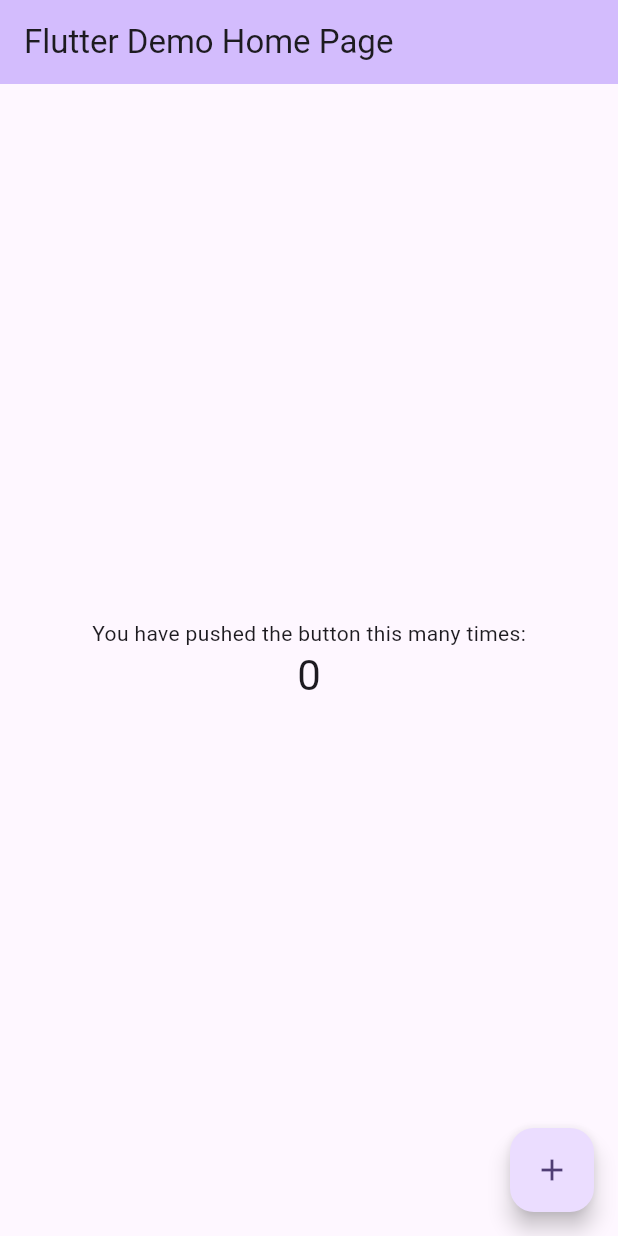
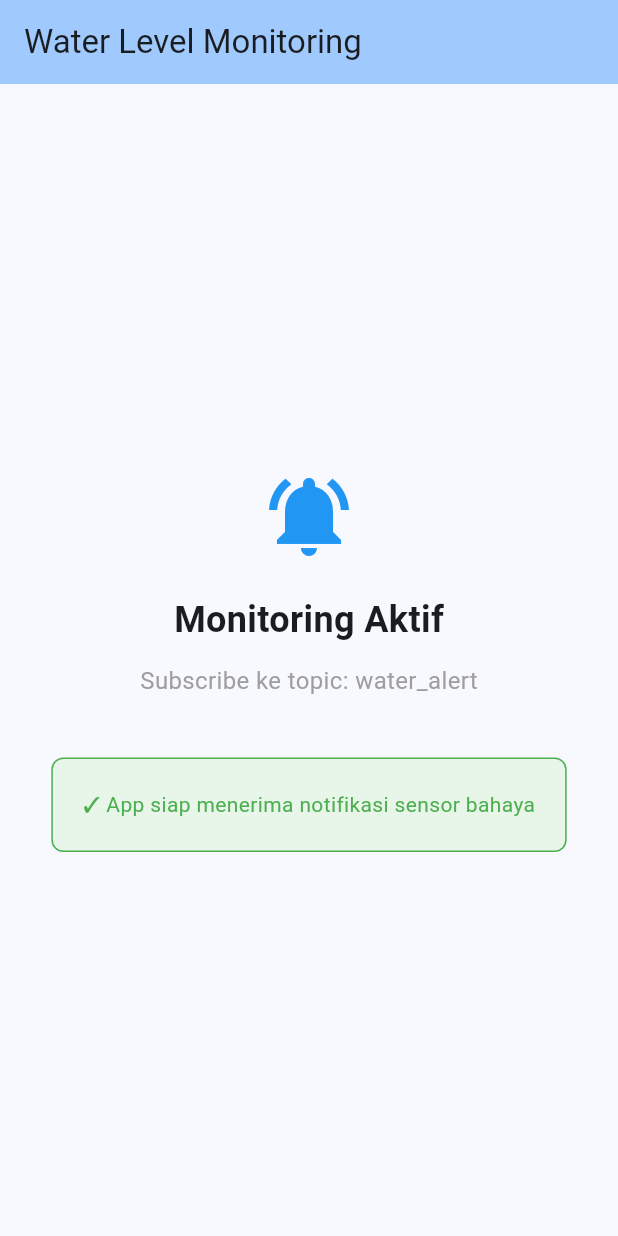
Before and after one commit to Baguspanji/water-level-iot, a Flutter app: the screen it shows after launch, on a phone screen of 412 x 824 dp. Run offline on Flutter 3.47's test engine with Material 3 defaults, Android fonts, the phone set to English and light mode, and no system bars; our stand-ins replace firebase_core, firebase_messaging, flutter_local_notifications; accounts and stored records are empty.

Commit message:
feat: initialize Firebase and notification service in main

```diff
--- a/alert_water_level/lib/main.dart
+++ b/alert_water_level/lib/main.dart
@@ -1,51 +1,40 @@
 import 'package:flutter/material.dart';
+import 'package:firebase_core/firebase_core.dart';
+import 'firebase_options.dart';
+import 'services/notification_service.dart';
 
-void main() {
+void main() async {
+  WidgetsFlutterBinding.ensureInitialized();
+
+  // Initialize Firebase
+  await Firebase.initializeApp(
+    options: DefaultFirebaseOptions.currentPlatform,
+  );
+
+  // Initialize notifications
+  await NotificationService.init();
+
   runApp(const MyApp());
 }
 
 class MyApp extends StatelessWidget {
   const MyApp({super.key});
 
-  // This widget is the root of your application.
   @override
   Widget build(BuildContext context) {
     return MaterialApp(
-      title: 'Flutter Demo',
+      title: 'Water Level Alert',
       theme: ThemeData(
-        // This is the theme of your application.
-        //
-        // TRY THIS: Try running your application with "flutter run". You'll see
-        // the application has a purple toolbar. Then, without quitting the app,
-        // try changing the seedColor in the colorScheme below to Colors.green
-        // and then invoke "hot reload" (save your changes or press the "hot
-        // reload" button in a Flutter-supported IDE, or press "r" if you used
-        // the command line to start the app).
-        //
-        // Notice that the counter didn't reset back to zero; the application
-        // state is not lost during the reload. To reset the state, use hot
-        // restart instead.
-        //
-        // This works for code too, not just values: Most code changes can be
-        // tested with just a hot reload.
-        colorScheme: ColorScheme.fromSeed(seedColor: Colors.deepPurple),
+        colorScheme: ColorScheme.fromSeed(seedColor: Colors.blue),
+        useMaterial3: true,
       ),
-      home: const MyHomePage(title: 'Flutter Demo Home Page'),
+      home: const MyHomePage(title: 'Water Level Monitoring'),
     );
   }
 }
 
 class MyHomePage extends StatefulWidget {
   const MyHomePage({super.key, required this.title});
-
-  // This widget is the home page of your application. It is stateful, meaning
-  // that it has a State object (defined below) that contains fields that affect
-  // how it looks.
-
-  // This class is the configuration for the state. It holds the values (in this
-  // case the title) provided by the parent (in this case the App widget) and
-  // used by the build method of the State. Fields in a Widget subclass are
-  // always marked "final".
 
   final String title;
 
@@ -54,69 +43,48 @@ class MyHomePage extends StatefulWidget {
 }
 
 class _MyHomePageState extends State<MyHomePage> {
-  int _counter = 0;
-
-  void _incrementCounter() {
-    setState(() {
-      // This call to setState tells the Flutter framework that something has
-      // changed in this State, which causes it to rerun the build method below
-      // so that the display can reflect the updated values. If we changed
-      // _counter without calling setState(), then the build method would not be
-      // called again, and so nothing would appear to happen.
-      _counter++;
-    });
-  }
-
   @override
   Widget build(BuildContext context) {
-    // This method is rerun every time setState is called, for instance as done
-    // by the _incrementCounter method above.
-    //
-    // The Flutter framework has been optimized to make rerunning build methods
-    // fast, so that you can just rebuild anything that needs updating rather
-    // than having to individually change instances of widgets.
     return Scaffold(
       appBar: AppBar(
-        // TRY THIS: Try changing the color here to a specific color (to
-        // Colors.amber, perhaps?) and trigger a hot reload to see the AppBar
-        // change color while the other colors stay the same.
         backgroundColor: Theme.of(context).colorScheme.inversePrimary,
-        // Here we take the value from the MyHomePage object that was created by
-        // the App.build method, and use it to set our appbar title.
         title: Text(widget.title),
       ),
       body: Center(
-        // Center is a layout widget. It takes a single child and positions it
-        // in the middle of the parent.
         child: Column(
-          // Column is also a layout widget. It takes a list of children and
-          // arranges them vertically. By default, it sizes itself to fit its
-          // children horizontally, and tries to be as tall as its parent.
-          //
-          // Column has various properties to control how it sizes itself and
-          // how it positions its children. Here we use mainAxisAlignment to
-          // center the children vertically; the main axis here is the vertical
-          // axis because Columns are vertical (the cross axis would be
-          // horizontal).
-          //
-          // TRY THIS: Invoke "debug painting" (choose the "Toggle Debug Paint"
-          // action in the IDE, or press "p" in the console), to see the
-          // wireframe for each widget.
           mainAxisAlignment: MainAxisAlignment.center,
           children: <Widget>[
-            const Text('You have pushed the button this many times:'),
-            Text(
-              '$_counter',
-              style: Theme.of(context).textTheme.headlineMedium,
+            const Icon(
+              Icons.notifications_active,
+              size: 64,
+              color: Colors.blue,
+            ),
+            const SizedBox(height: 20),
+            const Text(
+              'Monitoring Aktif',
+              style: TextStyle(fontSize: 24, fontWeight: FontWeight.bold),
+            ),
+            const SizedBox(height: 12),
+            const Text(
+              'Subscribe ke topic: water_alert',
+              style: TextStyle(fontSize: 16, color: Colors.grey),
+            ),
+            const SizedBox(height: 40),
+            Container(
+              padding: const EdgeInsets.all(20),
+              decoration: BoxDecoration(
+                color: Colors.green.shade50,
+                border: Border.all(color: Colors.green),
+                borderRadius: BorderRadius.circular(8),
+              ),
+              child: const Text(
+                '✓ App siap menerima notifikasi sensor bahaya',
+                style: TextStyle(color: Colors.green, fontSize: 14),
+              ),
             ),
           ],
         ),
       ),
-      floatingActionButton: FloatingActionButton(
-        onPressed: _incrementCounter,
-        tooltip: 'Increment',
-        child: const Icon(Icons.add),
-      ), // This trailing comma makes auto-formatting nicer for build methods.
     );
   }
 }
```
Also changed, not shown: alert_water_level/lib/firebase_options.dart (added).
